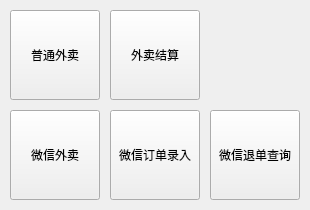
Before: the Qt Designer form public/waimai_menu.ui in derekzhang79/fastfdmain, drawn with Qt 5.
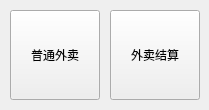
After: the same form once the commit is applied. Custom widgets are drawn as their Qt base class.

Diff of the .ui file:
```diff
--- a/public/waimai_menu.ui
+++ b/public/waimai_menu.ui
@@ -6,53 +6,13 @@
    <rect>
     <x>0</x>
     <y>0</y>
-    <width>310</width>
-    <height>210</height>
+    <width>209</width>
+    <height>110</height>
    </rect>
   </property>
   <property name="windowTitle">
    <string>Form</string>
   </property>
-  <widget class="lds_pushbutton_wrap" name="pushButton_weixinwaimai">
-   <property name="geometry">
-    <rect>
-     <x>10</x>
-     <y>110</y>
-     <width>90</width>
-     <height>90</height>
-    </rect>
-   </property>
-   <property name="sizePolicy">
-    <sizepolicy hsizetype="Expanding" vsizetype="Expanding">
-     <horstretch>0</horstretch>
-     <verstretch>0</verstretch>
-    </sizepolicy>
-   </property>
-   <property name="minimumSize">
-    <size>
-     <width>90</width>
-     <height>90</height>
-    </size>
-   </property>
-   <property name="maximumSize">
-    <size>
-     <width>90</width>
-     <height>90</height>
-    </size>
-   </property>
-   <property name="focusPolicy">
-    <enum>Qt::NoFocus</enum>
-   </property>
-   <property name="styleSheet">
-    <string notr="true"/>
-   </property>
-   <property name="text">
-    <string>微信外卖</string>
-   </property>
-   <property name="outer_stylesheet" stdset="0">
-    <string>pushbutton_type</string>
-   </property>
-  </widget>
   <widget class="lds_pushbutton_wrap" name="pushButton_waimai">
    <property name="geometry">
     <rect>
@@ -133,86 +93,6 @@
     <string>pushbutton_type</string>
    </property>
   </widget>
-  <widget class="lds_pushbutton_wrap" name="pushButton_weixinquitbill">
-   <property name="geometry">
-    <rect>
-     <x>210</x>
-     <y>110</y>
-     <width>90</width>
-     <height>90</height>
-    </rect>
-   </property>
-   <property name="sizePolicy">
-    <sizepolicy hsizetype="Expanding" vsizetype="Expanding">
-     <horstretch>0</horstretch>
-     <verstretch>0</verstretch>
-    </sizepolicy>
-   </property>
-   <property name="minimumSize">
-    <size>
-     <width>90</width>
-     <height>90</height>
-    </size>
-   </property>
-   <property name="maximumSize">
-    <size>
-     <width>90</width>
-     <height>90</height>
-    </size>
-   </property>
-   <property name="focusPolicy">
-    <enum>Qt::NoFocus</enum>
-   </property>
-   <property name="styleSheet">
-    <string notr="true"/>
-   </property>
-   <property name="text">
-    <string>微信退单查询</string>
-   </property>
-   <property name="outer_stylesheet" stdset="0">
-    <string>pushbutton_type</string>
-   </property>
-  </widget>
-  <widget class="lds_pushbutton_wrap" name="pushButton_weixinbill_import">
-   <property name="geometry">
-    <rect>
-     <x>110</x>
-     <y>110</y>
-     <width>90</width>
-     <height>90</height>
-    </rect>
-   </property>
-   <property name="sizePolicy">
-    <sizepolicy hsizetype="Expanding" vsizetype="Expanding">
-     <horstretch>0</horstretch>
-     <verstretch>0</verstretch>
-    </sizepolicy>
-   </property>
-   <property name="minimumSize">
-    <size>
-     <width>90</width>
-     <height>90</height>
-    </size>
-   </property>
-   <property name="maximumSize">
-    <size>
-     <width>90</width>
-     <height>90</height>
-    </size>
-   </property>
-   <property name="focusPolicy">
-    <enum>Qt::NoFocus</enum>
-   </property>
-   <property name="styleSheet">
-    <string notr="true"/>
-   </property>
-   <property name="text">
-    <string>微信订单录入</string>
-   </property>
-   <property name="outer_stylesheet" stdset="0">
-    <string>pushbutton_type</string>
-   </property>
-  </widget>
  </widget>
  <customwidgets>
   <customwidget>
```
